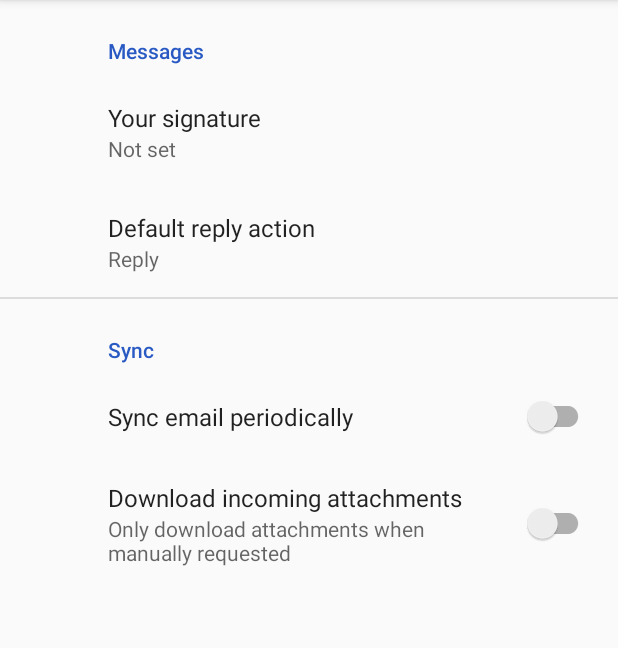
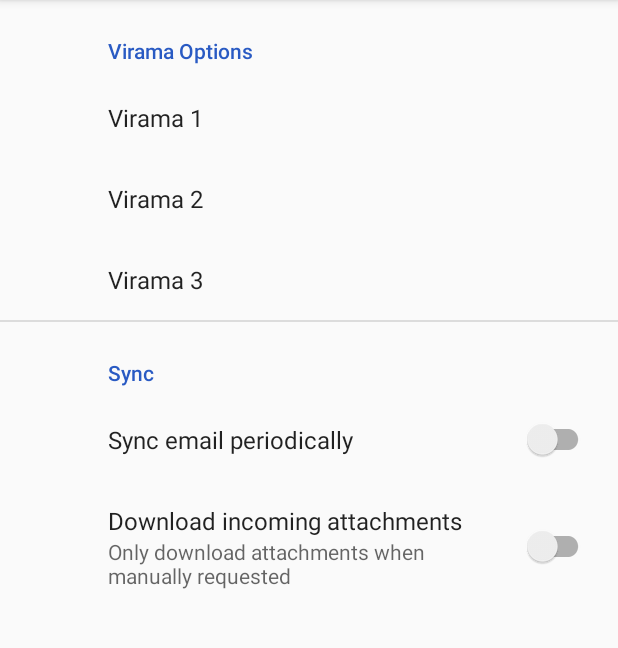
Before and after one commit to IonAir1/baybayin-keyboard, an Android app: the screen it shows after launch (SettingsActivity), on a phone screen of 412 x 824 dp, the part 84-732 px from its top. Run offline under Robolectric (Android 15) with nearby library versions, the phone set to English and light mode, and no system bars; our stand-ins replace androidx.preference.

Commit message:
Milestone 6.2.2

```diff
--- a/Baybayin Keyboard/app/src/main/res/values/strings.xml
+++ b/Baybayin Keyboard/app/src/main/res/values/strings.xml
@@ -38,4 +38,11 @@
     <string name="showBaybayinGuide">Show Baybayin Guide</string>
     <string name="showNumbers">Show Number Row</string>
 
+    <!--Virama-->
+    <string name="empty">None</string>
+    <string name="standardKrus">Krus</string>
+    <string name="malakingKrus">Malaking Krus</string>
+    <string name="pamudpod">Pamudpod</string>
+    <string name="sinawali">Sinawali</string>
+
 </resources>
--- a/Baybayin Keyboard/app/src/main/res/xml/root_preferences.xml
+++ b/Baybayin Keyboard/app/src/main/res/xml/root_preferences.xml
@@ -1,20 +1,29 @@
-<PreferenceScreen xmlns:app="http://schemas.android.com/apk/res-auto">
+<PreferenceScreen xmlns:android="http://schemas.android.com/apk/res/android"
+    xmlns:app="http://schemas.android.com/apk/res-auto">
 
-    <PreferenceCategory app:title="@string/messages_header">
-
-        <EditTextPreference
-            app:key="signature"
-            app:title="@string/signature_title"
-            app:useSimpleSummaryProvider="true" />
-
+    <PreferenceCategory app:title="@string/virama">
         <ListPreference
-            app:defaultValue="reply"
-            app:entries="@array/reply_entries"
-            app:entryValues="@array/reply_values"
-            app:key="reply"
-            app:title="@string/reply_title"
-            app:useSimpleSummaryProvider="true" />
-
+            android:layout_width="wrap_content"
+            android:layout_height="wrap_content"
+            android:defaultValue="@string/standardKrus"
+            android:entries="@array/viramas"
+            android:entryValues="@array/viramas"
+            android:key="virama_1"
+            android:title="@string/virama1" />
+        <ListPreference
+            android:layout_width="wrap_content"
+            android:layout_height="wrap_content"
+            android:defaultValue="@string/pamudpod"
+            android:entries="@array/viramas"
+            android:entryValues="@array/viramas"
+            android:key="virama_2"
+            android:title="@string/virama2" />
+        <ListPreference
+            android:defaultValue="@string/malakingKrus"
+            android:entries="@array/viramas"
+            android:entryValues="@array/viramas"
+            android:key="virama_3"
+            android:title="@string/virama3" />
     </PreferenceCategory>
 
     <PreferenceCategory app:title="@string/sync_header">
```
Also changed, not shown: Baybayin Keyboard/app/src/main/res/values/arrays.xml (+0 -8 lines), Baybayin Keyboard/app/src/main/res/xml/old_root_preferences.xml (deleted, +0 -81 lines).
